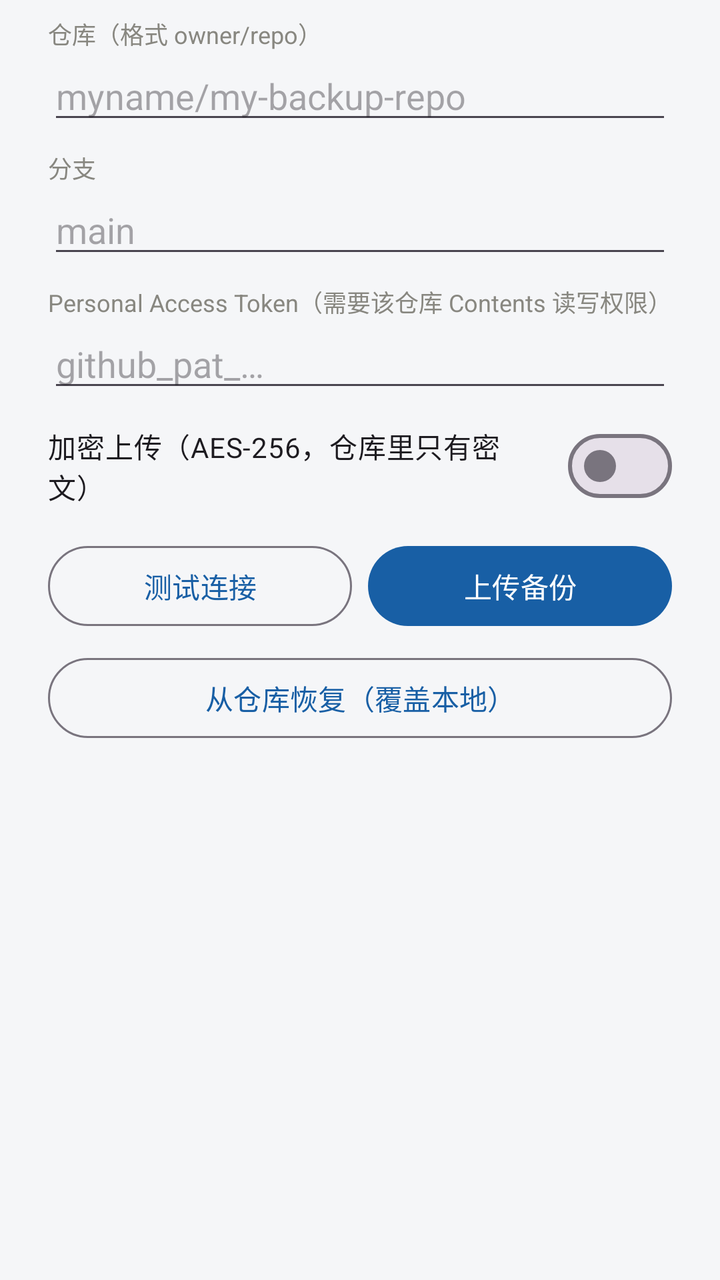
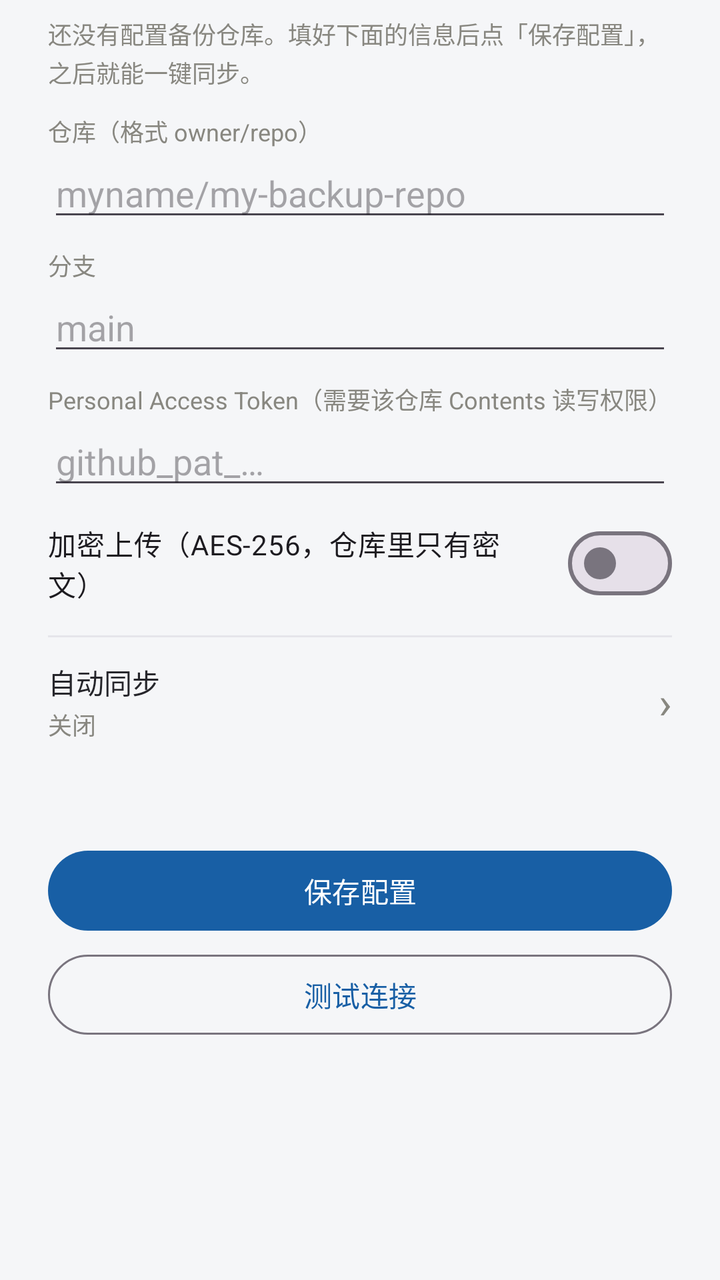

Before-and-after screenshots of an Android layout around one commit, followed by the original layout XML and the change that was made.
<!-- AndroidManifest.xml: application theme Theme.LocalJizhang -->
<!-- res/layout/dialog_sync.xml -->
<?xml version="1.0" encoding="utf-8"?>
<ScrollView xmlns:android="http://schemas.android.com/apk/res/android"
    android:layout_width="match_parent"
    android:layout_height="wrap_content">

    <LinearLayout
        android:layout_width="match_parent"
        android:layout_height="wrap_content"
        android:orientation="vertical"
        android:paddingHorizontal="24dp"
        android:paddingTop="8dp">

        <TextView
            android:layout_width="wrap_content"
            android:layout_height="wrap_content"
            android:text="仓库（格式 owner/repo）"
            android:textSize="12sp"
            android:textColor="@color/text_secondary" />
        <EditText
            android:id="@+id/input_repo"
            android:layout_width="match_parent"
            android:layout_height="wrap_content"
            android:hint="myname/my-backup-repo"
            android:inputType="text"
            android:singleLine="true" />

        <TextView
            android:layout_width="wrap_content"
            android:layout_height="wrap_content"
            android:layout_marginTop="8dp"
            android:text="分支"
            android:textSize="12sp"
            android:textColor="@color/text_secondary" />
        <EditText
            android:id="@+id/input_branch"
            android:layout_width="match_parent"
            android:layout_height="wrap_content"
            android:hint="main"
            android:inputType="text"
            android:singleLine="true" />

        <TextView
            android:layout_width="wrap_content"
            android:layout_height="wrap_content"
            android:layout_marginTop="8dp"
            android:text="Personal Access Token（需要该仓库 Contents 读写权限）"
            android:textSize="12sp"
            android:textColor="@color/text_secondary" />
        <EditText
            android:id="@+id/input_token"
            android:layout_width="match_parent"
            android:layout_height="wrap_content"
            android:hint="github_pat_…"
            android:inputType="textPassword"
            android:singleLine="true" />

        <com.google.android.material.materialswitch.MaterialSwitch
            android:id="@+id/switch_encrypt"
            android:layout_width="match_parent"
            android:layout_height="wrap_content"
            android:layout_marginTop="8dp"
            android:text="加密上传（AES-256，仓库里只有密文）" />

        <EditText
            android:id="@+id/input_password"
            android:layout_width="match_parent"
            android:layout_height="wrap_content"
            android:hint="加密密码（恢复时需输入同一密码）"
            android:inputType="textPassword"
            android:singleLine="true"
            android:visibility="gone" />

        <LinearLayout
            android:layout_width="match_parent"
            android:layout_height="wrap_content"
            android:orientation="horizontal"
            android:layout_marginTop="12dp">

            <Button
                android:id="@+id/btn_test"
                style="?attr/materialButtonOutlinedStyle"
                android:layout_width="0dp"
                android:layout_height="wrap_content"
                android:layout_weight="1"
                android:text="测试连接" />

            <Button
                android:id="@+id/btn_upload"
                android:layout_width="0dp"
                android:layout_height="wrap_content"
                android:layout_weight="1"
                android:layout_marginStart="8dp"
                android:text="上传备份" />
        </LinearLayout>

        <Button
            android:id="@+id/btn_restore"
            style="?attr/materialButtonOutlinedStyle"
            android:layout_width="match_parent"
            android:layout_height="wrap_content"
            android:layout_marginTop="8dp"
            android:text="从仓库恢复（覆盖本地）" />

        <TextView
            android:id="@+id/text_sync_hint"
            android:layout_width="match_parent"
            android:layout_height="wrap_content"
            android:layout_marginTop="8dp"
            android:layout_marginBottom="16dp"
            android:textSize="12sp"
            android:textColor="@color/text_secondary" />
    </LinearLayout>
</ScrollView>
<!-- resources referenced by this layout -->
<resources>
  <color name="text_secondary">#888780</color>
  <style name="Theme.LocalJizhang" parent="Theme.Material3.Light.NoActionBar">
          <item name="colorPrimary">@color/primary</item>
          <item name="colorOnPrimary">@color/surface</item>
          <item name="colorPrimaryContainer">@color/primary_light</item>
          <item name="android:colorBackground">@color/page_bg</item>
          <item name="android:statusBarColor">@color/page_bg</item>
          <item name="android:windowLightStatusBar">true</item>
      </style>
  <color name="primary">#185FA5</color>
  <color name="surface">#FFFFFF</color>
  <color name="primary_light">#E6F1FB</color>
  <color name="page_bg">#F5F6F8</color>
</resources>

<!-- the commit's change to res/layout/dialog_sync.xml (unified diff, before → after) -->
@@ -8,106 +8,319 @@
         android:layout_height="wrap_content"
         android:orientation="vertical"
         android:paddingHorizontal="24dp"
-        android:paddingTop="8dp">
-
-        <TextView
-            android:layout_width="wrap_content"
-            android:layout_height="wrap_content"
-            android:text="仓库（格式 owner/repo）"
-            android:textSize="12sp"
-            android:textColor="@color/text_secondary" />
-        <EditText
-            android:id="@+id/input_repo"
+        android:paddingTop="8dp"
+        android:paddingBottom="4dp">
+
+        
+        <LinearLayout
+            android:id="@+id/section_config"
             android:layout_width="match_parent"
             android:layout_height="wrap_content"
-            android:hint="myname/my-backup-repo"
-            android:inputType="text"
-            android:singleLine="true" />
-
-        <TextView
-            android:layout_width="wrap_content"
-            android:layout_height="wrap_content"
-            android:layout_marginTop="8dp"
-            android:text="分支"
-            android:textSize="12sp"
-            android:textColor="@color/text_secondary" />
-        <EditText
-            android:id="@+id/input_branch"
+            android:orientation="vertical">
+
+            <TextView
+                android:layout_width="match_parent"
+                android:layout_height="wrap_content"
+                android:layout_marginBottom="12dp"
+                android:text="还没有配置备份仓库。填好下面的信息后点「保存配置」，之后就能一键同步。"
+                android:textSize="12sp"
+                android:lineSpacingExtra="2dp"
+                android:textColor="@color/text_secondary" />
+
+            <TextView
+                android:layout_width="wrap_content"
+                android:layout_height="wrap_content"
+                android:text="仓库（格式 owner/repo）"
+                android:textSize="12sp"
+                android:textColor="@color/text_secondary" />
+
+            <EditText
+                android:id="@+id/input_repo"
+                android:layout_width="match_parent"
+                android:layout_height="wrap_content"
+                android:hint="myname/my-backup-repo"
+                android:inputType="text"
+                android:singleLine="true" />
+
+            <TextView
+                android:layout_width="wrap_content"
+                android:layout_height="wrap_content"
+                android:layout_marginTop="8dp"
+                android:text="分支"
+                android:textSize="12sp"
+                android:textColor="@color/text_secondary" />
+
+            <EditText
+                android:id="@+id/input_branch"
+                android:layout_width="match_parent"
+                android:layout_height="wrap_content"
+                android:hint="main"
+                android:inputType="text"
+                android:singleLine="true" />
+
+            <TextView
+                android:layout_width="wrap_content"
+                android:layout_height="wrap_content"
+                android:layout_marginTop="8dp"
+                android:text="Personal Access Token（需要该仓库 Contents 读写权限）"
+                android:textSize="12sp"
+                android:textColor="@color/text_secondary" />
+
+            <EditText
+                android:id="@+id/input_token"
+                android:layout_width="match_parent"
+                android:layout_height="wrap_content"
+                android:hint="github_pat_…"
+                android:inputType="textPassword"
+                android:singleLine="true" />
+
+            <com.google.android.material.materialswitch.MaterialSwitch
+                android:id="@+id/switch_encrypt"
+                android:layout_width="match_parent"
+                android:layout_height="wrap_content"
+                android:layout_marginTop="8dp"
+                android:text="加密上传（AES-256，仓库里只有密文）" />
+
+            <EditText
+                android:id="@+id/input_password"
+                android:layout_width="match_parent"
+                android:layout_height="wrap_content"
+                android:hint="加密密码（恢复时需输入同一密码）"
+                android:inputType="textPassword"
+                android:singleLine="true"
+                android:visibility="gone" />
+
+            <View
+                android:layout_width="match_parent"
+                android:layout_height="1dp"
+                android:layout_marginTop="12dp"
+                android:background="@color/divider" />
+
+            
+            <LinearLayout
+                android:id="@+id/row_auto_config"
+                android:layout_width="match_parent"
+                android:layout_height="wrap_content"
+                android:orientation="horizontal"
+                android:gravity="center_vertical"
+                android:paddingVertical="12dp"
+                android:background="?attr/selectableItemBackground"
+                android:clickable="true"
+                android:focusable="true">
+
+                <LinearLayout
+                    android:layout_width="0dp"
+                    android:layout_height="wrap_content"
+                    android:layout_weight="1"
+                    android:orientation="vertical">
+
+                    <TextView
+                        android:layout_width="wrap_content"
+                        android:layout_height="wrap_content"
+                        android:text="自动同步"
+                        android:textSize="14sp"
+                        android:textColor="@color/text_primary" />
+
+                    <TextView
+                        android:id="@+id/text_auto_config_value"
+                        android:layout_width="match_parent"
+                        android:layout_height="wrap_content"
+                        android:layout_marginTop="2dp"
+                        android:text="关闭"
+                        android:textSize="12sp"
+                        android:textColor="@color/text_secondary" />
+                </LinearLayout>
+
+                <TextView
+                    android:layout_width="wrap_content"
+                    android:layout_height="wrap_content"
+                    android:text="›"
+                    android:textSize="22sp"
+                    android:textColor="@color/text_secondary" />
+            </LinearLayout>
+
+            <TextView
+                android:id="@+id/text_auto_hint"
+                android:layout_width="match_parent"
+                android:layout_height="wrap_content"
+                android:textSize="12sp"
+                android:lineSpacingExtra="2dp"
+                android:visibility="gone"
+                android:textColor="@color/text_secondary" />
+
+            <Button
+                android:id="@+id/btn_battery"
+                style="?attr/borderlessButtonStyle"
+                android:layout_width="match_parent"
+                android:layout_height="wrap_content"
+                android:visibility="gone"
+                android:text="允许后台运行（避免被系统掐断）"
+                android:textSize="12sp"
+                android:textColor="@color/primary" />
+
+            <TextView
+                android:id="@+id/text_config_hint"
+                android:layout_width="match_parent"
+                android:layout_height="wrap_content"
+                android:layout_marginTop="10dp"
+                android:textSize="12sp"
+                android:lineSpacingExtra="2dp"
+                android:textColor="@color/text_secondary" />
+
+            <Button
+                android:id="@+id/btn_save"
+                android:layout_width="match_parent"
+                android:layout_height="wrap_content"
+                android:layout_marginTop="12dp"
+                android:text="保存配置" />
+
+            <Button
+                android:id="@+id/btn_test"
+                style="?attr/materialButtonOutlinedStyle"
+                android:layout_width="match_parent"
+                android:layout_height="wrap_content"
+                android:layout_marginTop="4dp"
+                android:text="测试连接" />
+        </LinearLayout>
+
+        
+        <LinearLayout
+            android:id="@+id/section_ready"
             android:layout_width="match_parent"
             android:layout_height="wrap_content"
-            android:hint="main"
-            android:inputType="text"
-            android:singleLine="true" />
-
-        <TextView
-            android:layout_width="wrap_content"
-            android:layout_height="wrap_content"
-            android:layout_marginTop="8dp"
-            android:text="Personal Access Token（需要该仓库 Contents 读写权限）"
-            android:textSize="12sp"
-            android:textColor="@color/text_secondary" />
-        <EditText
-            android:id="@+id/input_token"
-            android:layout_width="match_parent"
-            android:layout_height="wrap_content"
-            android:hint="github_pat_…"
-            android:inputType="textPassword"
-            android:singleLine="true" />
-
-        <com.google.android.material.materialswitch.MaterialSwitch
-            android:id="@+id/switch_encrypt"
-            android:layout_width="match_parent"
-            android:layout_height="wrap_content"
-            android:layout_marginTop="8dp"
-            android:text="加密上传（AES-256，仓库里只有密文）" />
-
-        <EditText
-            android:id="@+id/input_password"
-            android:layout_width="match_parent"
-            android:layout_height="wrap_content"
-            android:hint="加密密码（恢复时需输入同一密码）"
-            android:inputType="textPassword"
-            android:singleLine="true"
-            android:visibility="gone" />
-
-        <LinearLayout
-            android:layout_width="match_parent"
-            android:layout_height="wrap_content"
-            android:orientation="horizontal"
-            android:layout_marginTop="12dp">
-
-            <Button
-                android:id="@+id/btn_test"
+            android:orientation="vertical"
+            android:visibility="gone">
+
+            <LinearLayout
+                android:layout_width="match_parent"
+                android:layout_height="wrap_content"
+                android:orientation="horizontal"
+                android:gravity="center_vertical"
+                android:background="@drawable/bg_blue_tint"
+                android:padding="14dp">
+
+                <TextView
+                    android:layout_width="40dp"
+                    android:layout_height="40dp"
+                    android:gravity="center"
+                    android:text="☁️"
+                    android:textSize="20sp"
+                    android:background="@drawable/bg_icon_blue" />
+
+                <LinearLayout
+                    android:layout_width="0dp"
+                    android:layout_height="wrap_content"
+                    android:layout_weight="1"
+                    android:layout_marginStart="12dp"
+                    android:orientation="vertical">
+
+                    <TextView
+                        android:id="@+id/text_repo"
+                        android:layout_width="match_parent"
+                        android:layout_height="wrap_content"
+                        android:textSize="14sp"
+                        android:textStyle="bold"
+                        android:maxLines="1"
+                        android:ellipsize="middle"
+                        android:textColor="@color/text_primary" />
+
+                    <TextView
+                        android:id="@+id/text_repo_meta"
+                        android:layout_width="match_parent"
+                        android:layout_height="wrap_content"
+                        android:layout_marginTop="2dp"
+                        android:textSize="12sp"
+                        android:textColor="@color/text_secondary" />
+                </LinearLayout>
+            </LinearLayout>
+
+            <TextView
+                android:id="@+id/text_last_sync"
+                android:layout_width="match_parent"
+                android:layout_height="wrap_content"
+                android:layout_marginTop="10dp"
+                android:textSize="12sp"
+                android:textColor="@color/text_secondary" />
+
+            <Button
+                android:id="@+id/btn_sync"
+                android:layout_width="match_parent"
+                android:layout_height="wrap_content"
+                android:layout_marginTop="14dp"
+                android:text="同步" />
+
+            <Button
+                android:id="@+id/btn_restore"
                 style="?attr/materialButtonOutlinedStyle"
-                android:layout_width="0dp"
-                android:layout_height="wrap_content"
-                android:layout_weight="1"
-                android:text="测试连接" />
-
-            <Button
-                android:id="@+id/btn_upload"
-                android:layout_width="0dp"
-                android:layout_height="wrap_content"
-                android:layout_weight="1"
-                android:layout_marginStart="8dp"
-                android:text="上传备份" />
+                android:layout_width="match_parent"
+                android:layout_height="wrap_content"
+                android:layout_marginTop="4dp"
+                android:text="从仓库恢复（覆盖本地）" />
+
+            <View
+                android:layout_width="match_parent"
+                android:layout_height="1dp"
+                android:layout_marginTop="12dp"
+                android:background="@color/divider" />
+
+            <LinearLayout
+                android:id="@+id/row_auto_ready"
+                android:layout_width="match_parent"
+                android:layout_height="wrap_content"
+                android:orientation="horizontal"
+                android:gravity="center_vertical"
+                android:paddingVertical="12dp"
+                android:background="?attr/selectableItemBackground"
+                android:clickable="true"
+                android:focusable="true">
+
+                <LinearLayout
+                    android:layout_width="0dp"
+                    android:layout_height="wrap_content"
+                    android:layout_weight="1"
+                    android:orientation="vertical">
+
+                    <TextView
+                        android:id="@+id/text_auto_ready"
+                        android:layout_width="match_parent"
+                        android:layout_height="wrap_content"
+                        android:textSize="13sp"
+                        android:textColor="@color/text_primary" />
+
+                    <TextView
+                        android:id="@+id/text_auto_ready_state"
+                        android:layout_width="match_parent"
+                        android:layout_height="wrap_content"
+                        android:layout_marginTop="2dp"
+                        android:textSize="12sp"
+                        android:textColor="@color/text_secondary" />
+                </LinearLayout>
+
+                <TextView
+                    android:layout_width="wrap_content"
+                    android:layout_height="wrap_content"
+                    android:text="›"
+                    android:textSize="22sp"
+                    android:textColor="@color/text_secondary" />
+            </LinearLayout>
+
+            <Button
+                android:id="@+id/btn_battery_ready"
+                style="?attr/borderlessButtonStyle"
+                android:layout_width="match_parent"
+                android:layout_height="wrap_content"
+                android:text="允许后台运行（避免被系统掐断）"
+                android:textSize="12sp"
+                android:textColor="@color/primary" />
+
+            <Button
+                android:id="@+id/btn_edit_config"
+                style="?attr/borderlessButtonStyle"
+                android:layout_width="match_parent"
+                android:layout_height="wrap_content"
+                android:layout_marginTop="2dp"
+                android:text="修改配置"
+                android:textColor="@color/text_secondary" />
         </LinearLayout>
-
-        <Button
-            android:id="@+id/btn_restore"
-            style="?attr/materialButtonOutlinedStyle"
-            android:layout_width="match_parent"
-            android:layout_height="wrap_content"
-            android:layout_marginTop="8dp"
-            android:text="从仓库恢复（覆盖本地）" />
-
-        <TextView
-            android:id="@+id/text_sync_hint"
-            android:layout_width="match_parent"
-            android:layout_height="wrap_content"
-            android:layout_marginTop="8dp"
-            android:layout_marginBottom="16dp"
-            android:textSize="12sp"
-            android:textColor="@color/text_secondary" />
     </LinearLayout>
 </ScrollView>
<!-- resource entries referenced after the edit -->
@@ -1,6 +1,20 @@
 <!-- resources referenced by this layout -->
 <resources>
+  <color name="divider">#E5E5EA</color>
   <color name="text_secondary">#888780</color>
+  <!-- drawable bg_blue_tint (drawable) -->
+  <?xml version="1.0" encoding="utf-8"?>
+  <shape xmlns:android="http://schemas.android.com/apk/res/android"
+      android:shape="rectangle">
+      <solid android:color="@color/blue_tint" />
+      <corners android:radius="14dp" />
+  </shape>
+  <!-- drawable bg_icon_blue (drawable) -->
+  <?xml version="1.0" encoding="utf-8"?>
+  <shape xmlns:android="http://schemas.android.com/apk/res/android">
+      <solid android:color="#2E6DA422" />
+      <corners android:radius="22dp" />
+  </shape>
   <style name="Theme.LocalJizhang" parent="Theme.Material3.Light.NoActionBar">
           <item name="colorPrimary">@color/primary</item>
           <item name="colorOnPrimary">@color/surface</item>
@@ -9,7 +23,9 @@
           <item name="android:statusBarColor">@color/page_bg</item>
           <item name="android:windowLightStatusBar">true</item>
       </style>
+  <color name="blue_tint">#EDF4FB</color>
   <color name="primary">#185FA5</color>
+  <color name="text_primary">#26262B</color>
   <color name="surface">#FFFFFF</color>
   <color name="primary_light">#E6F1FB</color>
   <color name="page_bg">#F5F6F8</color>
